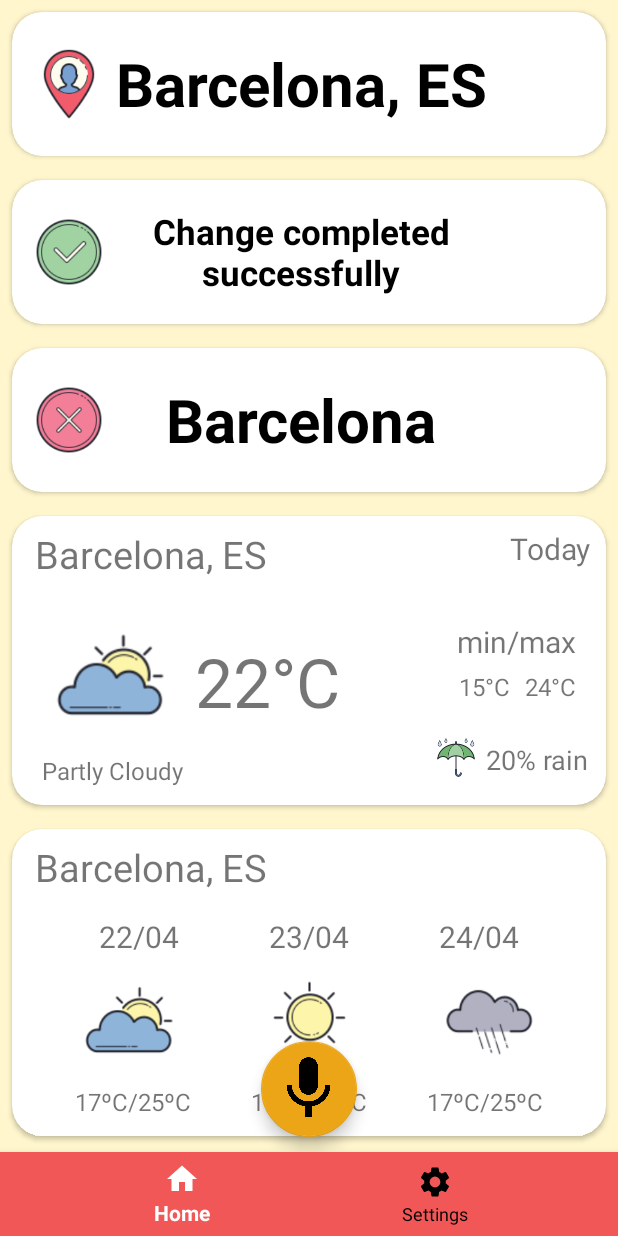
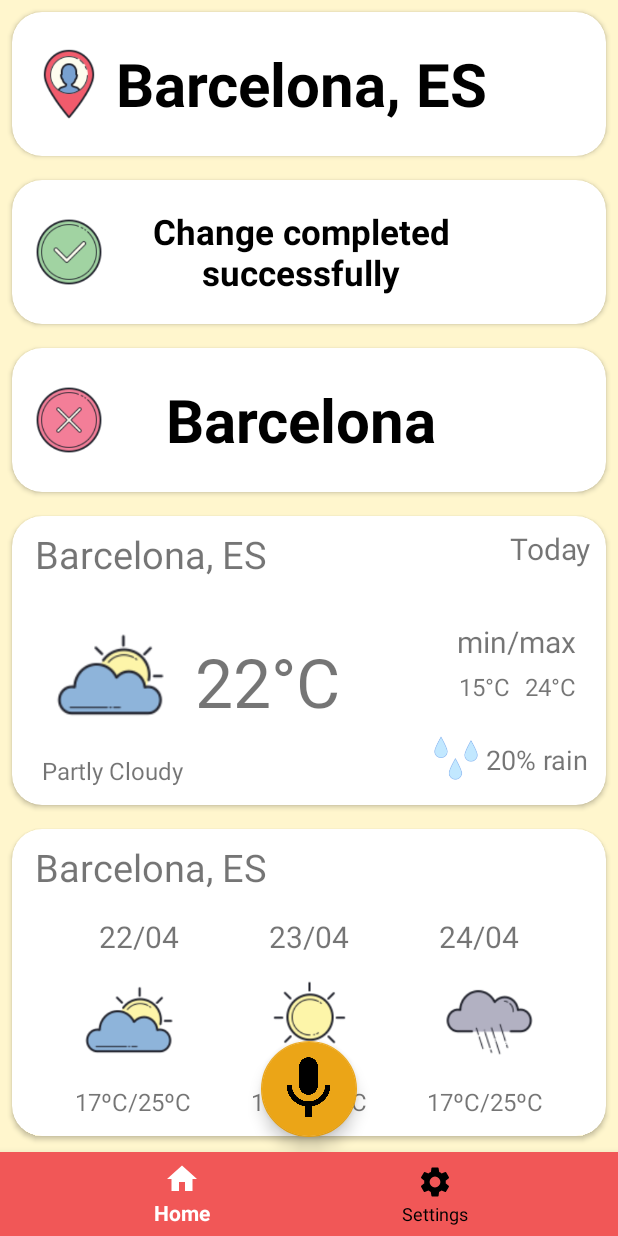
Before and after one commit to victorpm5/PTDMA-Newton, an Android app: the screen it shows after launch (HomeActivity), on a phone screen of 412 x 824 dp. Run offline under Robolectric (Android 15) with nearby library versions, the phone set to English and light mode, and no system bars; 1 statement that could not run was skipped.

Commit message:
Start working on call to weather service

```diff
--- a/app/build.gradle
+++ b/app/build.gradle
@@ -1,6 +1,9 @@
 apply plugin: 'com.android.application'
 apply plugin: 'kotlin-android'
 apply plugin: 'kotlin-android-extensions'
+
+def localProperties = new Properties()
+localProperties.load(new FileInputStream(rootProject.file("local.properties")))
 
 android {
     compileSdkVersion 29
@@ -14,6 +17,7 @@ android {
         versionName "1.0"
 
         testInstrumentationRunner "androidx.test.runner.AndroidJUnitRunner"
+        buildConfigField "String", "WeatherApiKey", localProperties['apiKey']
     }
 
     buildTypes {
@@ -50,6 +54,7 @@ dependencies {
     implementation 'androidx.lifecycle:lifecycle-extensions:2.0.0'
     implementation 'androidx.navigation:navigation-fragment-ktx:2.0.0'
     implementation 'androidx.navigation:navigation-ui-ktx:2.0.0'
+    implementation 'com.squareup.okhttp3:okhttp:3.8.1'
     testImplementation 'junit:junit:4.12'
     androidTestImplementation 'androidx.test.ext:junit:1.1.1'
     androidTestImplementation 'androidx.test.espresso:espresso-core:3.2.0'
--- a/app/src/main/AndroidManifest.xml
+++ b/app/src/main/AndroidManifest.xml
@@ -5,6 +5,7 @@
     <uses-permission android:name="android.permission.RECORD_AUDIO" />
     <uses-permission android:name="android.permission.ACCESS_COARSE_LOCATION"/>
     <uses-permission android:name="android.permission.ACCESS_FINE_LOCATION"/>
+    <uses-permission android:name="android.permission.INTERNET" />
 
     <application
         android:allowBackup="true"
--- a/app/src/main/java/com/victor/newton/ui/HomeActivity.kt
+++ b/app/src/main/java/com/victor/newton/ui/HomeActivity.kt
@@ -26,6 +26,7 @@ import com.google.android.material.floatingactionbutton.FloatingActionButton
 import com.victor.newton.R
 import java.util.*
 import com.google.android.gms.location.*
+import com.victor.newton.services.WeatherService
 
 
 class HomeActivity : AppCompatActivity(),TextToSpeech.OnInitListener {
@@ -223,6 +224,8 @@ class HomeActivity : AppCompatActivity(),TextToSpeech.OnInitListener {
         val location = "${getCityByLatLong(latitude, longitude)}${System.getProperty ("line.separator")}($latitude,$longitude)"
         text.text = location
 
+        WeatherService().getCurrentWeatherByLocation(latitude,longitude, findViewById(R.id.weather))
+
     }
 
     //---------------------------------------------------------------------------------------------
--- a/app/src/main/java/com/victor/newton/ui/SplashActivity.kt
+++ b/app/src/main/java/com/victor/newton/ui/SplashActivity.kt
@@ -17,7 +17,8 @@ class SplashActivity : AppCompatActivity() {
     //Declarem Array de permisos
     private var permisos = arrayOf(Manifest.permission.RECORD_AUDIO,
                                     Manifest.permission.ACCESS_COARSE_LOCATION,
-                                    Manifest.permission.ACCESS_FINE_LOCATION)
+                                    Manifest.permission.ACCESS_FINE_LOCATION,
+                                    Manifest.permission.INTERNET)
 
     override fun onCreate(savedInstanceState: Bundle?) {
         super.onCreate(savedInstanceState)
--- a/app/src/main/res/layout/activity_home.xml
+++ b/app/src/main/res/layout/activity_home.xml
@@ -28,7 +28,8 @@
             <include android:id="@+id/message3"
                 layout="@layout/card_view_message" />
 
-            <include layout="@layout/card_view_weather_one_day" />
+            <include android:id="@+id/weather"
+                layout="@layout/card_view_weather_one_day" />
             <include layout="@layout/card_view_weather_three_days" />
             <include layout="@layout/card_view_event" />
         </LinearLayout>
--- a/app/src/main/res/layout/card_view_weather_one_day.xml
+++ b/app/src/main/res/layout/card_view_weather_one_day.xml
@@ -60,13 +60,13 @@
             app:layout_constraintTop_toTopOf="parent" />
 
         <ImageView
-            android:id="@+id/rainImage"
+            android:id="@+id/humidityImage"
             android:layout_width="32dp"
             android:layout_height="32dp"
             android:layout_marginTop="145dp"
             android:layout_marginEnd="4dp"
-            android:src="@drawable/open_umbrella"
-            app:layout_constraintEnd_toStartOf="@+id/rain"
+            android:src="@drawable/humidity"
+            app:layout_constraintEnd_toStartOf="@+id/humidity"
             app:layout_constraintTop_toTopOf="parent" />
 
         <TextView
@@ -106,7 +106,7 @@
             app:layout_constraintTop_toBottomOf="@+id/textView" />
 
         <TextView
-            android:id="@+id/rain"
+            android:id="@+id/humidity"
             android:layout_width="wrap_content"
             android:layout_height="wrap_content"
             android:layout_marginTop="150dp"
```
Also changed, not shown: app/src/main/java/com/victor/newton/services/WeatherService.kt (added, +59 -0 lines), app/src/main/res/drawable/humidity.png (added).
